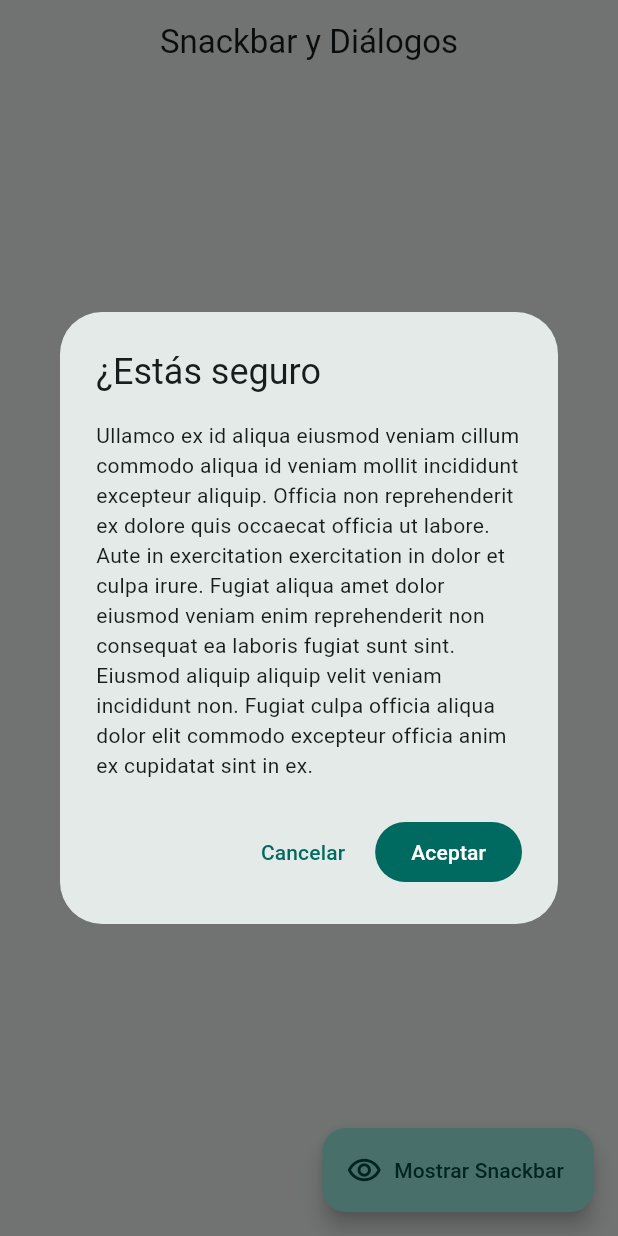
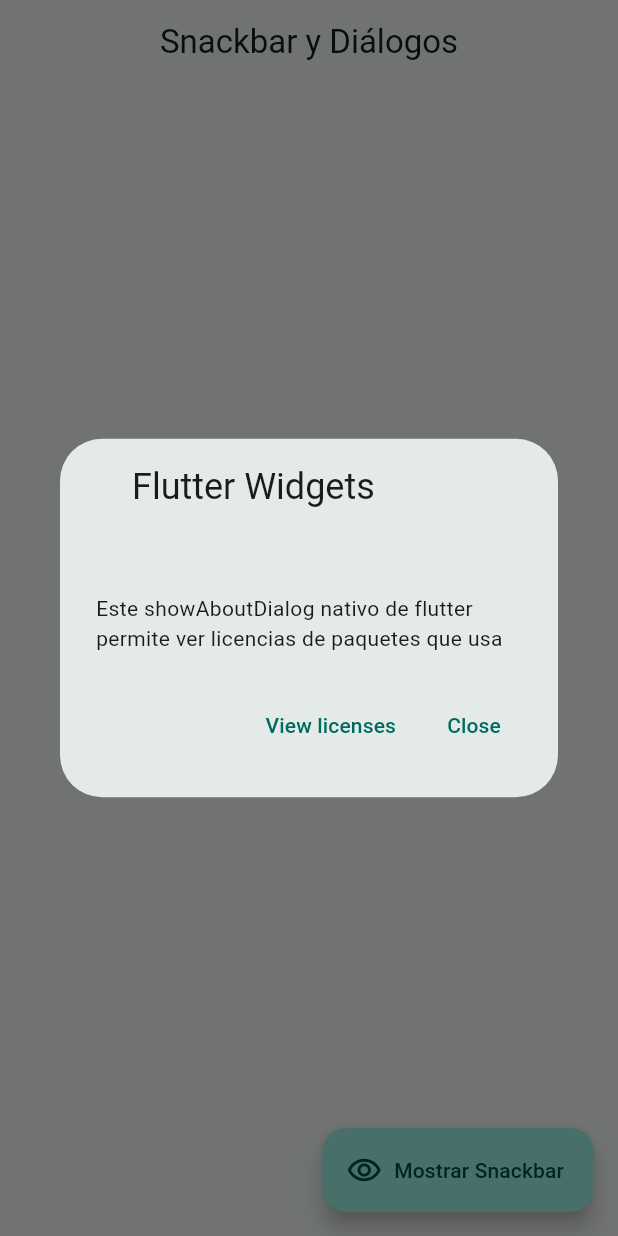
Before and after one commit to richard-allcca/Flutter-Widgets, a Flutter app: the SnackbarScreen screen opened by its route, after a tap on "Mostrar diálogo", on a phone screen of 412 x 824 dp. Run offline on Flutter 3.47's test engine with Material 3 defaults, Android fonts, the phone set to English and light mode, and no system bars; our stand-ins replace animate_do, dio, flutter_riverpod, go_router, video_player.

Commit message:
reafactor snackbar screeen

```diff
--- a/lib/main.dart
+++ b/lib/main.dart
@@ -136,6 +136,7 @@ class MainApp extends StatelessWidget {
   @override
   Widget build(BuildContext context) {
     return MaterialApp.router(
+      title: 'Flutter Widgets',
       routerConfig: appRouter,
       debugShowCheckedModeBanner: false,
       theme: AppTheme(isDarkMode: false, selectedColor: 1).getTheme(),
--- a/lib/presentation/screens/snackbar/snackbar_screen.dart
+++ b/lib/presentation/screens/snackbar/snackbar_screen.dart
@@ -1,5 +1,7 @@
 import 'package:flutter/material.dart';
 import 'package:go_router/go_router.dart';
+
+//  DESC - On this screen have the modals
 
 class SnackbarScreen extends StatelessWidget {
 
@@ -8,23 +10,10 @@ class SnackbarScreen extends StatelessWidget {
 
   const SnackbarScreen({super.key});
 
-  void showCustomSnackbar(BuildContext context) {
-    ScaffoldMessenger.of(context).clearSnackBars();
-
-    final snackBar = SnackBar(
-      content: const Text('hola mundo'),
-      action: SnackBarAction(label: 'OK!', onPressed: () {}),
-      duration: const Duration(seconds: 2),
-    );
-
-    ScaffoldMessenger.of(context).showSnackBar(snackBar);
-  }
-
-  void openDialog(BuildContext context) {
+  void openDialogLicenses(BuildContext context) {
     showDialog(
       context: context,
-      barrierDismissible:
-          false, // REVIEW - Obliga a aceptar términos para cerrar modal
+      barrierDismissible: false, // Obliga dark click a uno de los botones para cerrar
       builder: (context) => AlertDialog(
         title: const Text('¿Estás seguro'),
         content: const Text(
@@ -41,29 +30,46 @@ class SnackbarScreen extends StatelessWidget {
     );
   }
 
+  void showCustomSnackbar(BuildContext context) {
+    ScaffoldMessenger.of(context).clearSnackBars();
+
+    final snackBar = SnackBar(
+      content: const Text('hola mundo soy un snackbar'),
+      action: SnackBarAction(label: 'OK!', onPressed: () {}),
+      duration: const Duration(seconds: 2),
+    );
+
+    ScaffoldMessenger.of(context).showSnackBar(snackBar);
+  }
+
   @override
   Widget build(BuildContext context) {
     return Scaffold(
-      // Title
       appBar: AppBar(
         title: const Text('Snackbar y Diálogos'),
       ),
 
-      // Body with Dialogo
+      // Body with Licenses and Dialogs
       body: Center(
         child: Column(
           mainAxisAlignment: MainAxisAlignment.center,
           children: [
+            // Native dialog
             FilledButton.tonal(
                 onPressed: () {
-                  showAboutDialog(context: context, children: [
-                    const Text('In nulla commodo ut consectetur')
+                  // El titulo de este dialog viene del title de main
+                  showAboutDialog(
+                    context: context,
+                    children: [
+                    const Text('Este showAboutDialog nativo de flutter permite ver licencias de paquetes que usa')
                   ]);
                 },
+                child: const Text('Mostrar diálogo')),
+
+            // Custom dialog
+            FilledButton.tonal(
+                onPressed: () => openDialogLicenses(context),
                 child: const Text('Licencias usadas')),
-            FilledButton.tonal(
-                onPressed: () => openDialog(context),
-                child: const Text('Mostrar diálogo'))
           ],
         ),
       ),
```
